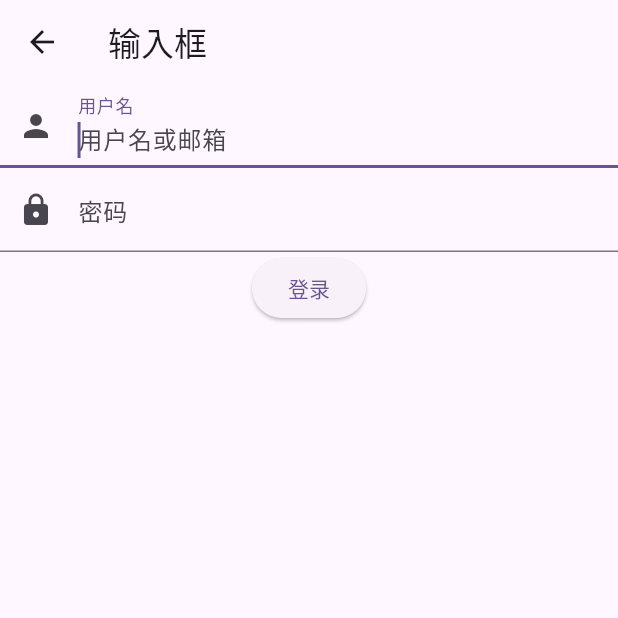
After one commit to D1191860939/flutter_basic, a Flutter app: the TextFieldPage screen opened directly, on a phone screen of 412 x 824 dp, the top half of it. The commit adds this screen. Run offline on Flutter 3.47's test engine with Material 3 defaults, Android fonts, the phone set to English and light mode, and no system bars; our stand-ins replace fluttertoast; network calls fail.

Commit message:
feature: 各种 UI 组件使用

```diff
--- /dev/null
+++ b/lib/ui/text_field_page.dart
@@ -0,0 +1,39 @@
+import 'package:flutter/material.dart';
+
+class TextFieldPage extends StatelessWidget {
+  TextEditingController _nameEditController = TextEditingController();
+  TextEditingController _pwdEditController = TextEditingController();
+
+  @override
+  Widget build(BuildContext context) {
+    return Scaffold(
+      appBar: AppBar(
+        title: Text("输入框"),
+      ),
+      body: Column(
+        children: [
+          TextField(
+            controller: _nameEditController,
+            autofocus: true,
+            decoration: InputDecoration(
+                labelText: "用户名",
+                prefixIcon: Icon(Icons.person),
+                hintText: "用户名或邮箱"),
+          ),
+          TextField(
+            controller: _pwdEditController,
+            decoration: InputDecoration(
+              labelText: "密码",
+              prefixIcon: Icon(Icons.lock),
+              hintText: "您的登录密码",
+            ),
+            obscureText: true,
+          ),
+          ElevatedButton(onPressed: () {
+            print("name = ${_nameEditController.text}, pwd = ${_pwdEditController.text}");
+          }, child: Text("登录"))
+        ],
+      ),
+    );
+  }
+}
```
Also changed, not shown: lib/entrance/entrance_page.dart (+13 -1 lines), lib/ui/checkbox_page.dart (added, +54 -0 lines), lib/ui/image_page.dart (added, +25 -0 lines), lib/ui/progress_page.dart (added, +35 -0 lines), assets/images/avatar.png (added), pubspec.lock.
